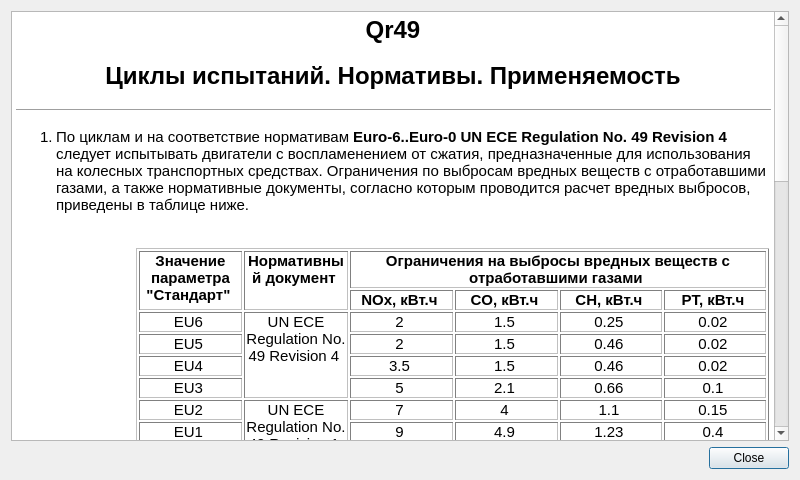
Above: Qr49/helpdialog.ui from pa23/r49 before the change. Below: the same form after it.
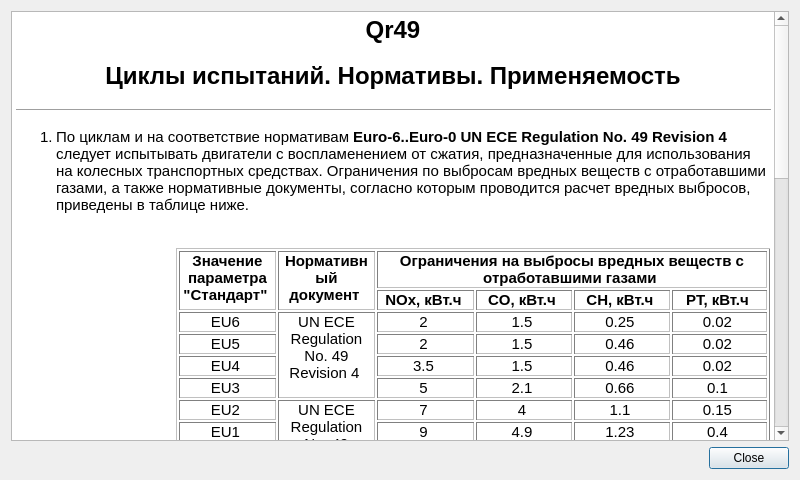
That is the form after the change. Icons and pictures are not drawn.

Commit message: Bug fixed: checkBox_reports not worked. Bug fixed: possibility of changing the height of import data dialog widgets.

Patch:
```diff
--- a/Qr49/helpdialog.ui
+++ b/Qr49/helpdialog.ui
@@ -13,12 +13,6 @@
     <height>480</height>
    </rect>
   </property>
-  <property name="minimumSize">
-   <size>
-    <width>800</width>
-    <height>480</height>
-   </size>
-  </property>
   <property name="windowTitle">
    <string>Qr49: Standards description</string>
   </property>
@@ -39,7 +33,7 @@
 &lt;hr /&gt;
 &lt;ol style=&quot;margin-top: 0px; margin-bottom: 0px; margin-left: 0px; margin-right: 0px; -qt-list-indent: 1;&quot;&gt;&lt;li style=&quot; margin-top:12px; margin-bottom:0px; margin-left:0px; margin-right:0px; -qt-block-indent:0; text-indent:0px;&quot;&gt;По циклам и на соответствие нормативам &lt;span style=&quot; font-weight:600;&quot;&gt;Euro-6..Euro-0 UN ECE Regulation No. 49 Revision 4&lt;/span&gt; следует испытывать двигатели с воспламенением от сжатия, предназначенные для использования на колесных транспортных средствах. Ограничения по выбросам вредных веществ с отработавшими газами, а также нормативные документы, согласно которым проводится расчет вредных выбросов, приведены в таблице ниже.&lt;br /&gt;&lt;br /&gt;&lt;/li&gt;
 &lt;p style=&quot;-qt-paragraph-type:empty; margin-top:0px; margin-bottom:0px; margin-left:0px; margin-right:0px; -qt-block-indent:1; text-indent:0px;&quot;&gt;&lt;/p&gt;
-&lt;table border=&quot;1&quot; style=&quot; margin-top:0px; margin-bottom:0px; margin-left:80px; margin-right:0px;&quot; cellspacing=&quot;2&quot; cellpadding=&quot;0&quot;&gt;
+&lt;table border=&quot;1&quot; style=&quot; margin-top:0px; margin-bottom:0px; margin-left:120px; margin-right:0px;&quot; cellspacing=&quot;2&quot; cellpadding=&quot;0&quot;&gt;
 &lt;tr&gt;
 &lt;td rowspan=&quot;2&quot; style=&quot; vertical-align:top;&quot;&gt;
 &lt;p align=&quot;center&quot; style=&quot; margin-top:0px; margin-bottom:0px; margin-left:0px; margin-right:0px; -qt-block-indent:0; text-indent:0px;&quot;&gt;&lt;span style=&quot; font-weight:600;&quot;&gt;Значение параметра &amp;quot;Стандарт&amp;quot; &lt;/span&gt;&lt;/p&gt;&lt;/td&gt;
@@ -140,7 +134,7 @@
 &lt;p style=&quot; margin-top:0px; margin-bottom:0px; margin-left:0px; margin-right:0px; -qt-block-indent:1; text-indent:0px;&quot;&gt;&lt;br /&gt;&lt;/p&gt;
 &lt;li style=&quot; margin-top:0px; margin-bottom:0px; margin-left:0px; margin-right:0px; -qt-block-indent:0; text-indent:0px;&quot;&gt;По циклам и на соответствие нормативам &lt;span style=&quot; font-weight:600;&quot;&gt;ОСТ 37.001.234-81&lt;/span&gt; следует испытывать двигатели с воспламенением от сжатия, предназначенные для использования на автомобилях полной массой свыше 3.5 т (за исключением двигателей, находящиеся в эксплуатации). Ограничения по выбросам вредных веществ с отработавшими газами, а также нормативные документы, согласно которым проводится расчет вредных выбросов, приведены в таблице ниже.&lt;br /&gt;&lt;br /&gt;&lt;/li&gt;
 &lt;p style=&quot;-qt-paragraph-type:empty; margin-top:0px; margin-bottom:0px; margin-left:0px; margin-right:0px; -qt-block-indent:1; text-indent:0px;&quot;&gt;&lt;/p&gt;
-&lt;table border=&quot;1&quot; style=&quot; margin-top:0px; margin-bottom:0px; margin-left:80px; margin-right:0px;&quot; cellspacing=&quot;2&quot; cellpadding=&quot;0&quot;&gt;
+&lt;table border=&quot;1&quot; style=&quot; margin-top:0px; margin-bottom:0px; margin-left:120px; margin-right:0px;&quot; cellspacing=&quot;2&quot; cellpadding=&quot;0&quot;&gt;
 &lt;tr&gt;
 &lt;td rowspan=&quot;2&quot; style=&quot; vertical-align:top;&quot;&gt;
 &lt;p align=&quot;center&quot; style=&quot; margin-top:0px; margin-bottom:0px; margin-left:0px; margin-right:0px; -qt-block-indent:0; text-indent:0px;&quot;&gt;&lt;span style=&quot; font-weight:600;&quot;&gt;Значение параметра &amp;quot;Стандарт&amp;quot; &lt;/span&gt;&lt;/p&gt;&lt;/td&gt;
@@ -173,7 +167,7 @@
 &lt;p style=&quot; margin-top:0px; margin-bottom:0px; margin-left:0px; margin-right:0px; -qt-block-indent:1; text-indent:0px;&quot;&gt;&lt;br /&gt;&lt;/p&gt;
 &lt;li style=&quot; margin-top:0px; margin-bottom:0px; margin-left:0px; margin-right:0px; -qt-block-indent:0; text-indent:0px;&quot;&gt;По циклам и на соответствие нормативам &lt;span style=&quot; font-weight:600;&quot;&gt;ГОСТ 17.2.2.05-97&lt;/span&gt; следует испытывать вновь изготовленные и капитально отремонтированные двигатели с воспламенением от сжатия, предназначенные для использования на сельскохозяйственных, промышленных, лесохозяйственных тракторах, в т.ч. используемых в качестве базы для строительно дорожных машин, тракторных самоходных дизельных шасси, самоходных сельскохозяйственных машинах, работающих в условиях как ограниченного так и неограниченного воздухообмена. Ограничения по выбросам вредных веществ с отработавшими газами, а также нормативные документы, согласно которым проводится расчет вредных выбросов, приведены в таблице ниже.&lt;br /&gt;&lt;br /&gt;&lt;/li&gt;
 &lt;p style=&quot;-qt-paragraph-type:empty; margin-top:0px; margin-bottom:0px; margin-left:0px; margin-right:0px; -qt-block-indent:1; text-indent:0px;&quot;&gt;&lt;/p&gt;
-&lt;table border=&quot;1&quot; style=&quot; margin-top:0px; margin-bottom:0px; margin-left:80px; margin-right:0px;&quot; cellspacing=&quot;2&quot; cellpadding=&quot;0&quot;&gt;
+&lt;table border=&quot;1&quot; style=&quot; margin-top:0px; margin-bottom:0px; margin-left:120px; margin-right:0px;&quot; cellspacing=&quot;2&quot; cellpadding=&quot;0&quot;&gt;
 &lt;tr&gt;
 &lt;td rowspan=&quot;2&quot; style=&quot; vertical-align:top;&quot;&gt;
 &lt;p align=&quot;center&quot; style=&quot; margin-top:0px; margin-bottom:0px; margin-left:0px; margin-right:0px; -qt-block-indent:0; text-indent:0px;&quot;&gt;&lt;span style=&quot; font-weight:600;&quot;&gt;Значение параметра &amp;quot;Стандарт&amp;quot; &lt;/span&gt;&lt;/p&gt;&lt;/td&gt;
@@ -215,7 +209,7 @@
 &lt;p style=&quot; margin-top:0px; margin-bottom:0px; margin-left:0px; margin-right:0px; -qt-block-indent:1; text-indent:0px;&quot;&gt;&lt;br /&gt;&lt;span style=&quot; vertical-align:super;&quot;&gt;1&lt;/span&gt; — Для вновь изготовленных двигателей, работающих в условиях неограниченного воздухозабора;&lt;br /&gt;&lt;span style=&quot; vertical-align:super;&quot;&gt;2&lt;/span&gt; — Для вновь изготовленных двигателей, работающих в условиях ограниченного воздухозабора;&lt;br /&gt;&lt;span style=&quot; vertical-align:super;&quot;&gt;3&lt;/span&gt; — Для капитально отремонтированных двигателей, работающих в условиях неограниченного воздухозабора;&lt;br /&gt;&lt;span style=&quot; vertical-align:super;&quot;&gt;4&lt;/span&gt; — Для капитально отремонтированных двигателей, работающих в условиях ограниченного воздухозабора.&lt;br /&gt;&lt;br /&gt;&lt;/p&gt;
 &lt;li style=&quot; margin-top:0px; margin-bottom:0px; margin-left:0px; margin-right:0px; -qt-block-indent:0; text-indent:0px;&quot;&gt;По циклам и на соответствие нормативам &lt;span style=&quot; font-weight:600;&quot;&gt;UN ECE Regulation No. 96 Revision 1&lt;/span&gt; следует испытывать двигатели с воспламенением от сжатия, предназначенные для использования на сельскохозяйственных и лесных тракторах, а также внедорожной подвижной технике, предназначенной и пригодной для передвижения или перемещения по земле (дороге или бездорожью), с установленной полезной мощностью от 18 до 560 кВт, в т.ч. эксплуатируемой при постоянном числе оборотов двигателя (включая газовые компрессоры, ирригационные насосы, генераторные агрегаты с переменной нагрузкой, газонокосилки, отбойные молотки, снегоочистительное оборудование, подметальные машины). Ограничения по выбросам вредных веществ с отработавшими газами, а также нормативные документы, согласно которым проводится расчет вредных выбросов, приведены в таблицах ниже.&lt;br /&gt;&lt;br /&gt;&lt;/li&gt;
 &lt;p style=&quot;-qt-paragraph-type:empty; margin-top:0px; margin-bottom:0px; margin-left:0px; margin-right:0px; -qt-block-indent:1; text-indent:0px;&quot;&gt;&lt;/p&gt;
-&lt;table border=&quot;1&quot; style=&quot; margin-top:0px; margin-bottom:0px; margin-left:80px; margin-right:0px;&quot; cellspacing=&quot;2&quot; cellpadding=&quot;0&quot;&gt;
+&lt;table border=&quot;1&quot; style=&quot; margin-top:0px; margin-bottom:0px; margin-left:120px; margin-right:0px;&quot; cellspacing=&quot;2&quot; cellpadding=&quot;0&quot;&gt;
 &lt;tr&gt;
 &lt;td rowspan=&quot;2&quot; style=&quot; vertical-align:top;&quot;&gt;
 &lt;p align=&quot;center&quot; style=&quot; margin-top:0px; margin-bottom:0px; margin-left:0px; margin-right:0px; -qt-block-indent:0; text-indent:0px;&quot;&gt;&lt;span style=&quot; font-weight:600;&quot;&gt;Значение параметра &amp;quot;Стандарт&amp;quot; &lt;/span&gt;&lt;/p&gt;&lt;/td&gt;
@@ -290,7 +284,7 @@
 &lt;p align=&quot;center&quot; style=&quot; margin-top:0px; margin-bottom:0px; margin-left:0px; margin-right:0px; -qt-block-indent:0; text-indent:0px;&quot;&gt;0.8 &lt;/p&gt;&lt;/td&gt;&lt;/tr&gt;&lt;/table&gt;
 &lt;p style=&quot; margin-top:0px; margin-bottom:0px; margin-left:0px; margin-right:0px; -qt-block-indent:1; text-indent:0px;&quot;&gt;&lt;br /&gt;&lt;/p&gt;
 &lt;p style=&quot;-qt-paragraph-type:empty; margin-top:0px; margin-bottom:0px; margin-left:0px; margin-right:0px; -qt-block-indent:1; text-indent:0px;&quot;&gt;&lt;/p&gt;
-&lt;table border=&quot;1&quot; style=&quot; margin-top:0px; margin-bottom:0px; margin-left:80px; margin-right:0px;&quot; cellspacing=&quot;2&quot; cellpadding=&quot;0&quot;&gt;
+&lt;table border=&quot;1&quot; style=&quot; margin-top:0px; margin-bottom:0px; margin-left:120px; margin-right:0px;&quot; cellspacing=&quot;2&quot; cellpadding=&quot;0&quot;&gt;
 &lt;tr&gt;
 &lt;td rowspan=&quot;2&quot; style=&quot; vertical-align:top;&quot;&gt;
 &lt;p align=&quot;center&quot; style=&quot; margin-top:0px; margin-bottom:0px; margin-left:0px; margin-right:0px; -qt-block-indent:0; text-indent:0px;&quot;&gt;&lt;span style=&quot; font-weight:600;&quot;&gt;Значение параметра &amp;quot;Стандарт&amp;quot; &lt;/span&gt;&lt;/p&gt;&lt;/td&gt;
@@ -356,7 +350,7 @@
 &lt;p style=&quot; margin-top:0px; margin-bottom:0px; margin-left:0px; margin-right:0px; -qt-block-indent:1; text-indent:0px;&quot;&gt;&lt;br /&gt;&lt;/p&gt;
 &lt;li style=&quot; margin-top:0px; margin-bottom:0px; margin-left:0px; margin-right:0px; -qt-block-indent:0; text-indent:0px;&quot;&gt;По циклам и на соответствие нормативам &lt;span style=&quot; font-weight:600;&quot;&gt;ГОСТ 30574-98, ГОСТ Р 51249-99 (цикл C1)&lt;/span&gt; следует испытывать вновь изготовленные и капитально отремонтированные двигатели с воспламенением от сжатия, предназначенные для использования на внедорожном транспорте и промышленном оборудовании в т.ч. промышленных буровых установках, компрессорах, большегрузных карьерных самосвалах с механической и гидромеханической трансмиссией, строительном оборудовании (включая колесные и гусеничные погрузчики, бульдозеры, передвижные краны), оборудовании для лесной промышленности, сельскохозяйственной технике, экскаваторах, грейдерах, катках, асфальтоукладчиках, снегоуборочных машинах, вспомогательном оборудовании аэропортов. Ограничения по выбросам вредных веществ с отработавшими газами, а также нормативные документы, согласно которым проводится расчет вредных выбросов, приведены в таблице ниже.&lt;br /&gt;&lt;br /&gt;&lt;/li&gt;
 &lt;p style=&quot;-qt-paragraph-type:empty; margin-top:0px; margin-bottom:0px; margin-left:0px; margin-right:0px; -qt-block-indent:1; text-indent:0px;&quot;&gt;&lt;/p&gt;
-&lt;table border=&quot;1&quot; style=&quot; margin-top:0px; margin-bottom:0px; margin-left:80px; margin-right:0px;&quot; cellspacing=&quot;2&quot; cellpadding=&quot;0&quot;&gt;
+&lt;table border=&quot;1&quot; style=&quot; margin-top:0px; margin-bottom:0px; margin-left:120px; margin-right:0px;&quot; cellspacing=&quot;2&quot; cellpadding=&quot;0&quot;&gt;
 &lt;tr&gt;
 &lt;td rowspan=&quot;2&quot; style=&quot; vertical-align:top;&quot;&gt;
 &lt;p align=&quot;center&quot; style=&quot; margin-top:0px; margin-bottom:0px; margin-left:0px; margin-right:0px; -qt-block-indent:0; text-indent:0px;&quot;&gt;&lt;span style=&quot; font-weight:600;&quot;&gt;Значение параметра &amp;quot;Стандарт&amp;quot; &lt;/span&gt;&lt;/p&gt;&lt;/td&gt;
@@ -392,7 +386,7 @@
 &lt;p style=&quot; margin-top:0px; margin-bottom:0px; margin-left:0px; margin-right:0px; -qt-block-indent:1; text-indent:0px;&quot;&gt;&lt;br /&gt;&lt;span style=&quot; vertical-align:super;&quot;&gt;1&lt;/span&gt; — Для вновь изготовленных двигателей;&lt;br /&gt;&lt;span style=&quot; vertical-align:super;&quot;&gt;2&lt;/span&gt; — Для капитально отремонтированных двигателей.&lt;br /&gt;&lt;br /&gt;&lt;/p&gt;
 &lt;li style=&quot; margin-top:0px; margin-bottom:0px; margin-left:0px; margin-right:0px; -qt-block-indent:0; text-indent:0px;&quot;&gt;По циклам и на соответствие нормативам &lt;span style=&quot; font-weight:600;&quot;&gt;ГОСТ 30574-98, ГОСТ Р 51249-99 (циклы D1, D2)&lt;/span&gt; следует испытывать вновь изготовленные и капитально отремонтированные двигатели с воспламенением от сжатия, предназначенные для использования на силовых установках, в т.ч. электростанциях и приводах ирригационных насосов (D1) и электроустановках с переменной нагрузкой, в т.ч. дизель-генераторах с кратковременной (прерывистой или скачкообразной) нагрузкой (включая судовые, вспомогательные и тепловозные двигатели не для тяги, рефрижераторные агрегаты, сварочные установки) (D2) и имеющие постоянную частоту вращения. Ограничения по выбросам вредных веществ с отработавшими газами, а также нормативные документы, согласно которым проводится расчет вредных выбросов, приведены в таблице ниже.&lt;br /&gt;&lt;br /&gt;&lt;/li&gt;
 &lt;p style=&quot;-qt-paragraph-type:empty; margin-top:0px; margin-bottom:0px; margin-left:0px; margin-right:0px; -qt-block-indent:1; text-indent:0px;&quot;&gt;&lt;/p&gt;
-&lt;table border=&quot;1&quot; style=&quot; margin-top:0px; margin-bottom:0px; margin-left:80px; margin-right:0px;&quot; cellspacing=&quot;2&quot; cellpadding=&quot;0&quot;&gt;
+&lt;table border=&quot;1&quot; style=&quot; margin-top:0px; margin-bottom:0px; margin-left:120px; margin-right:0px;&quot; cellspacing=&quot;2&quot; cellpadding=&quot;0&quot;&gt;
 &lt;tr&gt;
 &lt;td rowspan=&quot;2&quot; style=&quot; vertical-align:top;&quot;&gt;
 &lt;p align=&quot;center&quot; style=&quot; margin-top:0px; margin-bottom:0px; margin-left:0px; margin-right:0px; -qt-block-indent:0; text-indent:0px;&quot;&gt;&lt;span style=&quot; font-weight:600;&quot;&gt;Значение параметра &amp;quot;Стандарт&amp;quot; &lt;/span&gt;&lt;/p&gt;&lt;/td&gt;
@@ -428,7 +422,7 @@
 &lt;p style=&quot; margin-top:0px; margin-bottom:0px; margin-left:0px; margin-right:0px; -qt-block-indent:1; text-indent:0px;&quot;&gt;&lt;br /&gt;&lt;span style=&quot; vertical-align:super;&quot;&gt;1&lt;/span&gt; — Для вновь собранных двигателей;&lt;br /&gt;&lt;span style=&quot; vertical-align:super;&quot;&gt;2&lt;/span&gt; — Для капитально отремонтированных двигателей.&lt;br /&gt;&lt;br /&gt;&lt;/p&gt;
 &lt;li style=&quot; margin-top:0px; margin-bottom:0px; margin-left:0px; margin-right:0px; -qt-block-indent:0; text-indent:0px;&quot;&gt;По циклам и на соответствие нормативам &lt;span style=&quot; font-weight:600;&quot;&gt;ГОСТ 30574-98, ГОСТ Р 51249-99 (циклы E1, E2, E3, E5)&lt;/span&gt; следует испытывать вновь изготовленные и капитально отремонтированные двигатели с воспламенением от сжатия, предназначенные для использования на судах длиной менее 24 м кроме буксиров и толкачей (E1), в качестве главных судовых двигателей для тяжелых условий эксплуатации, работающих с постоянной частотой вращения (E2), в качестве главных судовых двигателей для тяжелых условий эксплуатации, работающих по винтовой характеристике (E3), на судах длиной менее 24 м кроме буксиров и толкачей, работающих по винтовой характеристике (E5). Ограничения по выбросам вредных веществ с отработавшими газами, а также нормативные документы, согласно которым проводится расчет вредных выбросов, приведены в таблице ниже.&lt;br /&gt;&lt;br /&gt;&lt;/li&gt;
 &lt;p style=&quot;-qt-paragraph-type:empty; margin-top:0px; margin-bottom:0px; margin-left:0px; margin-right:0px; -qt-block-indent:1; text-indent:0px;&quot;&gt;&lt;/p&gt;
-&lt;table border=&quot;1&quot; style=&quot; margin-top:0px; margin-bottom:0px; margin-left:80px; margin-right:0px;&quot; cellspacing=&quot;2&quot; cellpadding=&quot;0&quot;&gt;
+&lt;table border=&quot;1&quot; style=&quot; margin-top:0px; margin-bottom:0px; margin-left:120px; margin-right:0px;&quot; cellspacing=&quot;2&quot; cellpadding=&quot;0&quot;&gt;
 &lt;tr&gt;
 &lt;td rowspan=&quot;2&quot; style=&quot; vertical-align:top;&quot;&gt;
 &lt;p align=&quot;center&quot; style=&quot; margin-top:0px; margin-bottom:0px; margin-left:0px; margin-right:0px; -qt-block-indent:0; text-indent:0px;&quot;&gt;&lt;span style=&quot; font-weight:600;&quot;&gt;Значение параметра &amp;quot;Стандарт&amp;quot; &lt;/span&gt;&lt;/p&gt;&lt;/td&gt;
@@ -464,7 +458,7 @@
 &lt;p style=&quot; margin-top:0px; margin-bottom:0px; margin-left:0px; margin-right:0px; -qt-block-indent:1; text-indent:0px;&quot;&gt;&lt;br /&gt;&lt;span style=&quot; vertical-align:super;&quot;&gt;1&lt;/span&gt; — Для вновь собранных двигателей;&lt;br /&gt;&lt;span style=&quot; vertical-align:super;&quot;&gt;2&lt;/span&gt; — Для капитально отремонтированных двигателей.&lt;br /&gt;&lt;br /&gt;&lt;/p&gt;
 &lt;li style=&quot; margin-top:0px; margin-bottom:0px; margin-left:0px; margin-right:0px; -qt-block-indent:0; text-indent:0px;&quot;&gt;По циклам и на соответствие нормативам &lt;span style=&quot; font-weight:600;&quot;&gt;ГОСТ 30574-98, ГОСТ Р 51249-99 (цикл F)&lt;/span&gt; следует испытывать вновь изготовленные и капитально отремонтированные двигатели с воспламенением от сжатия, предназначенные для использования на тепловозах, дизель-поездах, автомотрисах и большегрузных карьерных самосвалах с электрической трансмиссией. Ограничения по выбросам вредных веществ с отработавшими газами, а также нормативные документы, согласно которым проводится расчет вредных выбросов, приведены в таблице ниже.&lt;br /&gt;&lt;br /&gt;&lt;/li&gt;
 &lt;p style=&quot;-qt-paragraph-type:empty; margin-top:0px; margin-bottom:0px; margin-left:0px; margin-right:0px; -qt-block-indent:1; text-indent:0px;&quot;&gt;&lt;/p&gt;
-&lt;table border=&quot;1&quot; style=&quot; margin-top:0px; margin-bottom:0px; margin-left:80px; margin-right:0px;&quot; cellspacing=&quot;2&quot; cellpadding=&quot;0&quot;&gt;
+&lt;table border=&quot;1&quot; style=&quot; margin-top:0px; margin-bottom:0px; margin-left:120px; margin-right:0px;&quot; cellspacing=&quot;2&quot; cellpadding=&quot;0&quot;&gt;
 &lt;tr&gt;
 &lt;td rowspan=&quot;2&quot; style=&quot; vertical-align:top;&quot;&gt;
 &lt;p align=&quot;center&quot; style=&quot; margin-top:0px; margin-bottom:0px; margin-left:0px; margin-right:0px; -qt-block-indent:0; text-indent:0px;&quot;&gt;&lt;span style=&quot; font-weight:600;&quot;&gt;Значение параметра &amp;quot;Стандарт&amp;quot; &lt;/span&gt;&lt;/p&gt;&lt;/td&gt;
@@ -500,7 +494,7 @@
 &lt;p style=&quot; margin-top:0px; margin-bottom:0px; margin-left:0px; margin-right:0px; -qt-block-indent:1; text-indent:0px;&quot;&gt;&lt;br /&gt;&lt;span style=&quot; vertical-align:super;&quot;&gt;1&lt;/span&gt; — Для вновь собранных двигателей;&lt;br /&gt;&lt;span style=&quot; vertical-align:super;&quot;&gt;2&lt;/span&gt; — Для капитально отремонтированных двигателей.&lt;br /&gt;&lt;br /&gt;&lt;/p&gt;
 &lt;li style=&quot; margin-top:0px; margin-bottom:0px; margin-left:0px; margin-right:0px; -qt-block-indent:0; text-indent:0px;&quot;&gt;По циклам и на соответствие нормативам &lt;span style=&quot; font-weight:600;&quot;&gt;ГОСТ 30574-98, ГОСТ Р 51249-99 (циклы G1, G2)&lt;/span&gt; следует испытывать вновь изготовленные и капитально отремонтированные двигатели с воспламенением от сжатия мощностью менее 20 кВт, предназначенные для использования на газонокосилках, снегоуборочной технике, устройствах для уборки мусора и работающие на промежуточной частоте вращения, а также насосах, сварочных аппаратах, компрессорах, портативных дизель-генераторах и работающие на номинальной частоте вращения. Ограничения по выбросам вредных веществ с отработавшими газами, а также нормативные документы, согласно которым проводится расчет вредных выбросов, приведены в таблице ниже.&lt;br /&gt;&lt;br /&gt;&lt;/li&gt;
 &lt;p style=&quot;-qt-paragraph-type:empty; margin-top:0px; margin-bottom:0px; margin-left:0px; margin-right:0px; -qt-block-indent:1; text-indent:0px;&quot;&gt;&lt;/p&gt;
-&lt;table border=&quot;1&quot; style=&quot; margin-top:0px; margin-bottom:0px; margin-left:80px; margin-right:0px;&quot; cellspacing=&quot;2&quot; cellpadding=&quot;0&quot;&gt;
+&lt;table border=&quot;1&quot; style=&quot; margin-top:0px; margin-bottom:0px; margin-left:120px; margin-right:0px;&quot; cellspacing=&quot;2&quot; cellpadding=&quot;0&quot;&gt;
 &lt;tr&gt;
 &lt;td rowspan=&quot;2&quot; style=&quot; vertical-align:top;&quot;&gt;
 &lt;p align=&quot;center&quot; style=&quot; margin-top:0px; margin-bottom:0px; margin-left:0px; margin-right:0px; -qt-block-indent:0; text-indent:0px;&quot;&gt;&lt;span style=&quot; font-weight:600;&quot;&gt;Значение параметра &amp;quot;Стандарт&amp;quot; &lt;/span&gt;&lt;/p&gt;&lt;/td&gt;
```
The commit also changes 6 other files.
